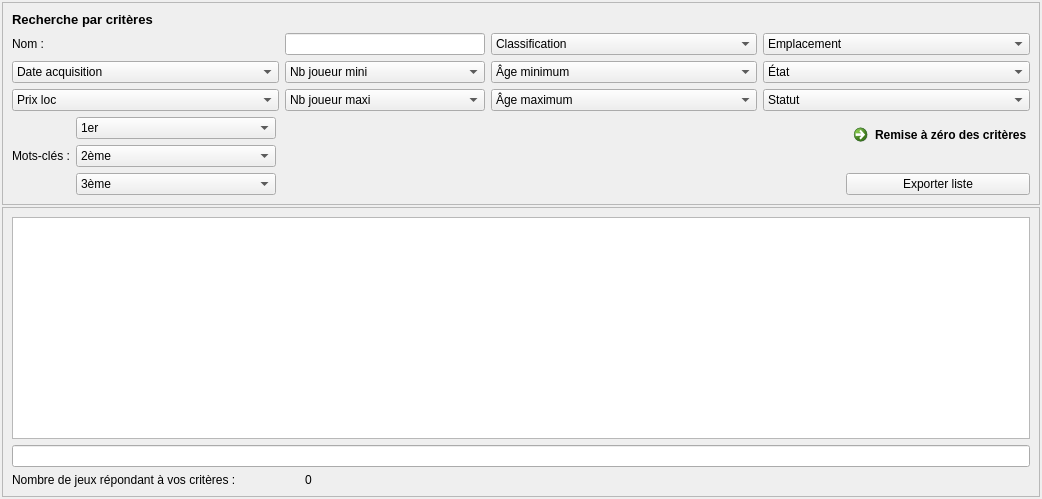
Above: f_listejeux.ui from nivhg/ludopen before the change. Below: the same form after it.
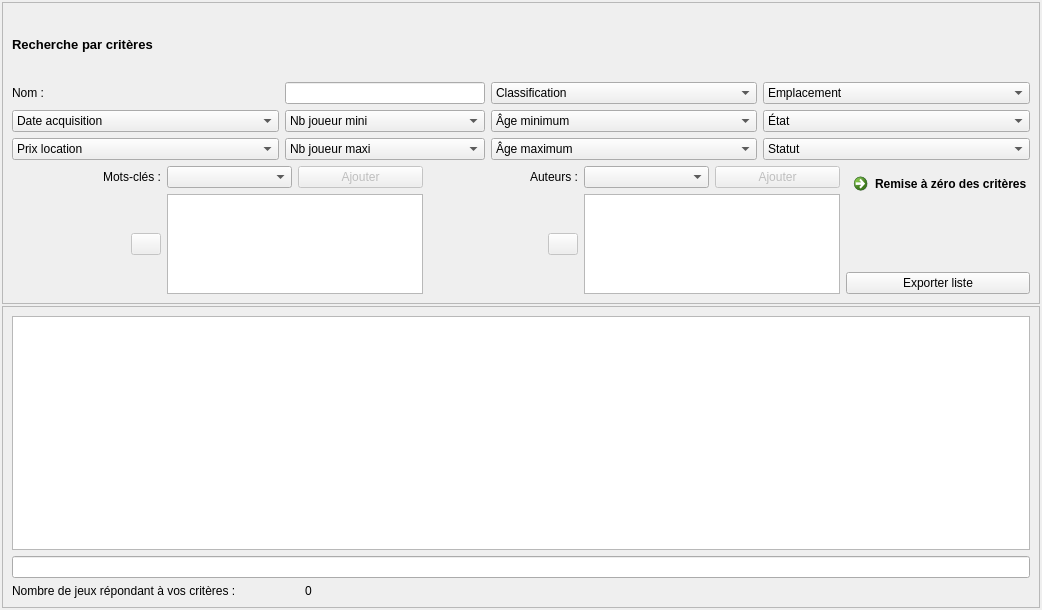
That is the form after the change. Icons and pictures are not drawn.

Patch:
```diff
--- a/f_listejeux.ui
+++ b/f_listejeux.ui
@@ -7,7 +7,7 @@
     <x>0</x>
     <y>0</y>
     <width>1042</width>
-    <height>499</height>
+    <height>610</height>
    </rect>
   </property>
   <property name="maximumSize">
@@ -44,7 +44,59 @@
       <enum>QFrame::Sunken</enum>
      </property>
      <layout class="QGridLayout" name="gridLayout_2">
-      <item row="0" column="0">
+      <item row="4" column="6">
+       <widget class="QComboBox" name="CBx_Auteur"/>
+      </item>
+      <item row="4" column="8" rowspan="2">
+       <layout class="QVBoxLayout" name="verticalLayout_2">
+        <item>
+         <widget class="QCommandLinkButton" name="bt_RAZ">
+          <property name="text">
+           <string>Remise à zéro des critères</string>
+          </property>
+          <property name="icon">
+           <iconset resource="ImagesIcones.qrc">
+            <normaloff>:/RAZ.png</normaloff>:/RAZ.png</iconset>
+          </property>
+         </widget>
+        </item>
+        <item>
+         <widget class="QPushButton" name="Bt_ExporterListe">
+          <property name="text">
+           <string>Exporter liste</string>
+          </property>
+          <property name="icon">
+           <iconset>
+            <normalon>:/CSV.png</normalon>
+           </iconset>
+          </property>
+          <property name="iconSize">
+           <size>
+            <width>25</width>
+            <height>25</height>
+           </size>
+          </property>
+         </widget>
+        </item>
+       </layout>
+      </item>
+      <item row="4" column="0" colspan="2">
+       <widget class="QLabel" name="Lb_MotCle">
+        <property name="maximumSize">
+         <size>
+          <width>900</width>
+          <height>20</height>
+         </size>
+        </property>
+        <property name="text">
+         <string>Mots-clés :</string>
+        </property>
+        <property name="alignment">
+         <set>Qt::AlignRight|Qt::AlignTrailing|Qt::AlignVCenter</set>
+        </property>
+       </widget>
+      </item>
+      <item row="0" column="0" colspan="2">
        <widget class="QLabel" name="Lb_Titre">
         <property name="font">
          <font>
@@ -58,31 +110,102 @@
         </property>
        </widget>
       </item>
-      <item row="1" column="0" colspan="3">
+      <item row="4" column="3">
+       <widget class="QPushButton" name="Bt_AjouterMotCle">
+        <property name="enabled">
+         <bool>false</bool>
+        </property>
+        <property name="maximumSize">
+         <size>
+          <width>16777215</width>
+          <height>16777215</height>
+         </size>
+        </property>
+        <property name="text">
+         <string>Ajouter</string>
+        </property>
+        <property name="icon">
+         <iconset resource="ImagesIcones.qrc">
+          <normaloff>:/Ajouter.png</normaloff>:/Ajouter.png</iconset>
+        </property>
+       </widget>
+      </item>
+      <item row="5" column="4">
+       <spacer name="horizontalSpacer">
+        <property name="orientation">
+         <enum>Qt::Horizontal</enum>
+        </property>
+        <property name="sizeHint" stdset="0">
+         <size>
+          <width>40</width>
+          <height>20</height>
+         </size>
+        </property>
+       </spacer>
+      </item>
+      <item row="4" column="4" colspan="2">
+       <widget class="QLabel" name="Lb_Createur">
+        <property name="text">
+         <string>Auteurs :</string>
+        </property>
+        <property name="alignment">
+         <set>Qt::AlignRight|Qt::AlignTrailing|Qt::AlignVCenter</set>
+        </property>
+       </widget>
+      </item>
+      <item row="4" column="2">
+       <widget class="QComboBox" name="CBx_MotCle"/>
+      </item>
+      <item row="5" column="0">
+       <spacer name="horizontalSpacer_2">
+        <property name="orientation">
+         <enum>Qt::Horizontal</enum>
+        </property>
+        <property name="sizeHint" stdset="0">
+         <size>
+          <width>40</width>
+          <height>20</height>
+         </size>
+        </property>
+       </spacer>
+      </item>
+      <item row="5" column="2" colspan="2">
+       <widget class="QListWidget" name="Lw_MotsCles">
+        <property name="maximumSize">
+         <size>
+          <width>16777215</width>
+          <height>100</height>
+         </size>
+        </property>
+       </widget>
+      </item>
+      <item row="5" column="1">
+       <widget class="QPushButton" name="Bt_SupprimerMotCle">
+        <property name="enabled">
+         <bool>false</bool>
+        </property>
+        <property name="maximumSize">
+         <size>
+          <width>30</width>
+          <height>16777215</height>
+         </size>
+        </property>
+        <property name="text">
+         <string/>
+        </property>
+        <property name="icon">
+         <iconset resource="ImagesIcones.qrc">
+          <normaloff>:/Supprimer.png</normaloff>:/Supprimer.png</iconset>
+        </property>
+       </widget>
+      </item>
+      <item row="1" column="0" colspan="9">
        <layout class="QGridLayout" name="gridLayout_4">
-        <item row="4" column="2">
-         <widget class="QComboBox" name="CBx_AgeMax">
+        <item row="4" column="3">
+         <widget class="QComboBox" name="CBx_Statut">
           <item>
            <property name="text">
-            <string>Âge maximum</string>
-           </property>
-          </item>
-         </widget>
-        </item>
-        <item row="4" column="0">
-         <widget class="QComboBox" name="CBx_PrixLoc">
-          <item>
-           <property name="text">
-            <string>Prix loc</string>
-           </property>
-          </item>
-         </widget>
-        </item>
-        <item row="2" column="2">
-         <widget class="QComboBox" name="CBx_AgeMin">
-          <item>
-           <property name="text">
-            <string>Âge minimum</string>
+            <string>Statut</string>
            </property>
           </item>
          </widget>
@@ -96,6 +219,18 @@
           </item>
          </widget>
         </item>
+        <item row="4" column="1">
+         <widget class="QComboBox" name="CBx_JoueursMax">
+          <property name="enabled">
+           <bool>true</bool>
+          </property>
+          <item>
+           <property name="text">
+            <string>Nb joueur maxi</string>
+           </property>
+          </item>
+         </widget>
+        </item>
         <item row="2" column="0">
          <widget class="QComboBox" name="CBx_DateAcquisition">
           <property name="maximumSize">
@@ -111,6 +246,18 @@
           </item>
          </widget>
         </item>
+        <item row="4" column="0">
+         <widget class="QComboBox" name="CBx_PrixLoc">
+          <property name="currentText">
+           <string>Prix location</string>
+          </property>
+          <item>
+           <property name="text">
+            <string>Prix location</string>
+           </property>
+          </item>
+         </widget>
+        </item>
         <item row="0" column="1">
          <widget class="QLineEdit" name="LE_Nom">
           <property name="maximumSize">
@@ -121,6 +268,27 @@
           </property>
          </widget>
         </item>
+        <item row="2" column="1">
+         <widget class="QComboBox" name="CBx_JoueursMin">
+          <property name="enabled">
+           <bool>true</bool>
+          </property>
+          <item>
+           <property name="text">
+            <string>Nb joueur mini</string>
+           </property>
+          </item>
+         </widget>
+        </item>
+        <item row="0" column="2">
+         <widget class="QComboBox" name="CBx_Classification">
+          <item>
+           <property name="text">
+            <string>Classification</string>
+           </property>
+          </item>
+         </widget>
+        </item>
         <item row="0" column="3">
          <widget class="QComboBox" name="CBx_Emplacement">
           <property name="currentText">
@@ -133,11 +301,11 @@
           </item>
          </widget>
         </item>
-        <item row="0" column="2">
-         <widget class="QComboBox" name="CBx_Classification">
+        <item row="2" column="2">
+         <widget class="QComboBox" name="CBx_AgeMin">
           <item>
            <property name="text">
-            <string>Classification</string>
+            <string>Âge minimum</string>
            </property>
           </item>
          </widget>
@@ -149,152 +317,66 @@
           </property>
          </widget>
         </item>
-        <item row="2" column="1">
-         <widget class="QComboBox" name="CBx_JoueursMin">
-          <property name="enabled">
-           <bool>true</bool>
-          </property>
+        <item row="4" column="2">
+         <widget class="QComboBox" name="CBx_AgeMax">
           <item>
            <property name="text">
-            <string>Nb joueur mini</string>
+            <string>Âge maximum</string>
            </property>
           </item>
          </widget>
         </item>
-        <item row="4" column="1">
-         <widget class="QComboBox" name="CBx_JoueursMax">
-          <property name="enabled">
-           <bool>true</bool>
-          </property>
-          <item>
-           <property name="text">
-            <string>Nb joueur maxi</string>
-           </property>
-          </item>
-         </widget>
-        </item>
-        <item row="4" column="3">
-         <widget class="QComboBox" name="CBx_Statut">
-          <item>
-           <property name="text">
-            <string>Statut</string>
-           </property>
-          </item>
-         </widget>
-        </item>
        </layout>
       </item>
-      <item row="2" column="0">
-       <layout class="QHBoxLayout" name="horizontalLayout_2">
-        <item>
-         <widget class="QLabel" name="Lb_MotCle">
-          <property name="maximumSize">
-           <size>
-            <width>70</width>
-            <height>20</height>
-           </size>
-          </property>
-          <property name="text">
-           <string>Mots-clés :</string>
-          </property>
-         </widget>
-        </item>
-        <item>
-         <layout class="QVBoxLayout" name="verticalLayout">
-          <item>
-           <widget class="QComboBox" name="CBx_MotCle1">
-            <property name="minimumSize">
-             <size>
-              <width>200</width>
-              <height>0</height>
-             </size>
-            </property>
-            <item>
-             <property name="text">
-              <string>1er</string>
-             </property>
-            </item>
-           </widget>
-          </item>
-          <item>
-           <widget class="QComboBox" name="CBx_MotCle2">
-            <property name="minimumSize">
-             <size>
-              <width>200</width>
-              <height>0</height>
-             </size>
-            </property>
-            <item>
-             <property name="text">
-              <string>2ème</string>
-             </property>
-            </item>
-           </widget>
-          </item>
-          <item>
-           <widget class="QComboBox" name="CBx_MotCle3">
-            <property name="minimumSize">
-             <size>
-              <width>200</width>
-              <height>0</height>
-             </size>
-            </property>
-            <item>
-             <property name="text">
-              <string>3ème</string>
-             </property>
-            </item>
-           </widget>
-          </item>
-         </layout>
-        </item>
-       </layout>
+      <item row="5" column="5">
+       <widget class="QPushButton" name="Bt_SupprimerAuteur">
+        <property name="enabled">
+         <bool>false</bool>
+        </property>
+        <property name="maximumSize">
+         <size>
+          <width>30</width>
+          <height>16777215</height>
+         </size>
+        </property>
+        <property name="text">
+         <string/>
+        </property>
+        <property name="icon">
+         <iconset resource="ImagesIcones.qrc">
+          <normaloff>:/Supprimer.png</normaloff>:/Supprimer.png</iconset>
+        </property>
+       </widget>
       </item>
-      <item row="2" column="1">
-       <spacer name="horizontalSpacer_2">
-        <property name="orientation">
-         <enum>Qt::Horizontal</enum>
+      <item row="4" column="7">
+       <widget class="QPushButton" name="Bt_AjouterAuteur">
+        <property name="enabled">
+         <bool>false</bool>
         </property>
-        <property name="sizeHint" stdset="0">
+        <property name="maximumSize">
          <size>
-          <width>485</width>
-          <height>20</height>
+          <width>16777215</width>
+          <height>16777215</height>
          </size>
         </property>
-       </spacer>
+        <property name="text">
+         <string>Ajouter</string>
+        </property>
+        <property name="icon">
+         <iconset resource="ImagesIcones.qrc">
+          <normaloff>:/Ajouter.png</normaloff>:/Ajouter.png</iconset>
+        </property>
+       </widget>
       </item>
-      <item row="2" column="2">
-       <layout class="QVBoxLayout" name="verticalLayout_2">
-        <item>
-         <widget class="QCommandLinkButton" name="bt_RAZ">
-          <property name="text">
-           <string>Remise à zéro des critères</string>
-          </property>
-          <property name="icon">
-           <iconset resource="ImagesIcones.qrc">
-            <normaloff>:/RAZ.png</normaloff>:/RAZ.png</iconset>
-          </property>
-         </widget>
-        </item>
-        <item>
-         <widget class="QPushButton" name="Bt_ExporterListe">
-          <property name="text">
-           <string>Exporter liste</string>
-          </property>
-          <property name="icon">
-           <iconset>
-            <normalon>:/CSV.png</normalon>
-           </iconset>
-          </property>
-          <property name="iconSize">
-           <size>
-            <width>25</width>
-            <height>25</height>
-           </size>
-          </property>
-         </widget>
-        </item>
-       </layout>
+      <item row="5" column="6" colspan="2">
+       <widget class="QListWidget" name="Lw_Auteurs">
+        <property name="maximumSize">
+         <size>
+          <width>16777215</width>
+          <height>100</height>
+         </size>
+        </property>
+       </widget>
       </item>
      </layout>
     </widget>
```
